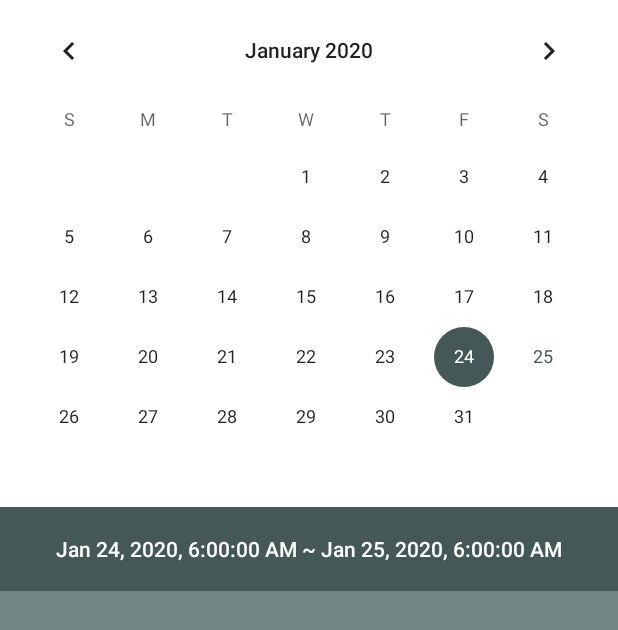
After one commit to Yang-Seungmin/DoItTomorrow, an Android app: the CalendarActivity screen opened directly, with no data from a screen before it, on a phone screen of 412 x 824 dp. The commit adds this screen. Shown: the top 630 px of the screen. Run offline under Robolectric (Android 15) with nearby library versions, the phone set to English and light mode, and no system bars; our stand-ins replace data binding; libraries missing offline, so code that uses them is left out: io.realm; 4 statements that could not run were skipped.

Commit message:
지난 할 일 보기 구현

```diff
--- a/app/src/main/AndroidManifest.xml
+++ b/app/src/main/AndroidManifest.xml
@@ -2,7 +2,7 @@
 <manifest xmlns:android="http://schemas.android.com/apk/res/android"
     package="com.ysmstudio.doittomorrow">
 
-    <uses-permission android:name="android.permission.RECEIVE_BOOT_COMPLETED"/>
+    <uses-permission android:name="android.permission.RECEIVE_BOOT_COMPLETED" />
 
     <application
         android:name=".DoItTomorrow"
@@ -12,6 +12,8 @@
         android:roundIcon="@mipmap/ic_launcher_round"
         android:supportsRtl="true"
         android:theme="@style/AppTheme">
+        <activity android:name=".CalendarActivity"></activity>
+
         <receiver
             android:name=".BootCompleteReceiver"
             android:enabled="true"
--- /dev/null
+++ b/app/src/main/java/com/ysmstudio/doittomorrow/CalendarActivity.java
@@ -0,0 +1,111 @@
+package com.ysmstudio.doittomorrow;
+
+import androidx.annotation.NonNull;
+import androidx.appcompat.app.AppCompatActivity;
+import androidx.databinding.DataBindingUtil;
+import androidx.recyclerview.widget.LinearLayoutManager;
+
+import android.content.SharedPreferences;
+import android.os.Bundle;
+import android.util.Log;
+import android.widget.CalendarView;
+import android.widget.Toast;
+
+import com.ysmstudio.doittomorrow.databinding.ActivityCalendarBinding;
+
+import java.text.SimpleDateFormat;
+import java.util.ArrayList;
+import java.util.Calendar;
+
+import io.realm.Realm;
+import io.realm.RealmChangeListener;
+import io.realm.RealmConfiguration;
+import io.realm.RealmResults;
+
+public class CalendarActivity extends AppCompatActivity {
+
+    private ActivityCalendarBinding binding;
+
+    private SharedPreferences timePreference;
+
+    private Realm todoRealm;
+    private RealmResults<TodoData> todoDataRealmResults;
+
+    private TodoRecyclerViewAdapter adapter;
+
+    @Override
+    protected void onCreate(Bundle savedInstanceState) {
+        super.onCreate(savedInstanceState);
+        binding = DataBindingUtil.setContentView(this, R.layout.activity_calendar);
+        binding.setActivity(this);
+
+        timePreference = getSharedPreferences("pref_time", MODE_PRIVATE);
+
+        binding.calendarView.setOnDateChangeListener(onDateChangeListener);
+
+        initRealm();
+        setRecyclerView();
+
+        Calendar calendar = Calendar.getInstance();
+        calendar.add(Calendar.DAY_OF_MONTH, -1);
+        binding.calendarView.setDate(calendar.getTimeInMillis());
+        onDateChangeListener.onSelectedDayChange(binding.calendarView,
+               calendar.get(Calendar.YEAR), calendar.get(Calendar.MONTH), calendar.get(Calendar.DAY_OF_MONTH));
+    }
+
+    private void initRealm() {
+        RealmConfiguration todoRealmConfiguration = new RealmConfiguration.Builder()
+                .name("todos.realm").build();
+
+        todoRealm = Realm.getInstance(todoRealmConfiguration);
+    }
+
+    private void setRecyclerView() {
+        adapter = new TodoRecyclerViewAdapter();
+        adapter.setList(new ArrayList<TodoData>());
+        binding.recyclerView.setLayoutManager(
+                new LinearLayoutManager(this)
+        );
+        binding.recyclerView.setAdapter(adapter);
+    }
+
+    private void setRecyclerViewItem(long startMillis, long endMillis) {
+        Log.d("startMillis", startMillis + "~" + endMillis);
+        todoDataRealmResults = todoRealm.where(TodoData.class)
+                .greaterThanOrEqualTo("createdDate", startMillis)
+                .lessThanOrEqualTo("createdDate", endMillis)
+                .findAllAsync();
+        todoDataRealmResults.addChangeListener(todoDataRealmChangeListener);
+    }
+
+    CalendarView.OnDateChangeListener onDateChangeListener = new CalendarView.OnDateChangeListener() {
+        @Override
+        public void onSelectedDayChange(@NonNull CalendarView view, int year, int month, int dayOfMonth) {
+            Calendar calendarStart = Calendar.getInstance();
+            Calendar calendarEnd = Calendar.getInstance();
+            calendarStart.set(year, month, dayOfMonth,
+                    timePreference.getInt("reset_hour", 6),
+                    timePreference.getInt("reset_minute", 0),
+                    0);
+            calendarEnd.set(year, month, dayOfMonth,
+                    timePreference.getInt("reset_hour", 6),
+                    timePreference.getInt("reset_minute", 0),
+                    0);
+            calendarEnd.add(Calendar.DAY_OF_MONTH, 1);
+
+            setRecyclerViewItem(calendarStart.getTimeInMillis(), calendarEnd.getTimeInMillis());
+
+            binding.textView.setText(SimpleDateFormat.getDateTimeInstance().format(calendarStart.getTimeInMillis()) +
+                    " ~ " +
+                    SimpleDateFormat.getDateTimeInstance().format(calendarEnd.getTimeInMillis()));
+        }
+    };
+
+    private RealmChangeListener<RealmResults<TodoData>> todoDataRealmChangeListener = new RealmChangeListener<RealmResults<TodoData>>() {
+        @Override
+        public void onChange(RealmResults<TodoData> todoData) {
+            adapter.setList(new ArrayList<>(todoDataRealmResults));
+            adapter.notifyDataSetChanged();
+        }
+    };
+}
--- a/app/src/main/java/com/ysmstudio/doittomorrow/TodoData.java
+++ b/app/src/main/java/com/ysmstudio/doittomorrow/TodoData.java
@@ -60,7 +60,10 @@ public class TodoData extends RealmObject {
     }
 
     public String getCreatedDateString() {
-        Log.d("times_item", SimpleDateFormat.getDateTimeInstance().format(new Date(createdDate)));
+        if(BuildConfig.DEBUG) {
+            Log.d("times_item", SimpleDateFormat.getDateTimeInstance().format(new Date(createdDate)));
+            return String.valueOf(createdDate) + " | " + SimpleDateFormat.getDateTimeInstance().format(createdDate);
+        }
         return SimpleDateFormat.getDateTimeInstance().format(createdDate) + "에 생성됨";
         //return new SimpleDateFormat("a hh:mm").format(new Date(createdDate)) + "에 생성됨";
     }
--- /dev/null
+++ b/app/src/main/res/layout/activity_calendar.xml
@@ -0,0 +1,50 @@
+<?xml version="1.0" encoding="utf-8"?>
+<layout xmlns:android="http://schemas.android.com/apk/res/android"
+    xmlns:app="http://schemas.android.com/apk/res-auto"
+    xmlns:tools="http://schemas.android.com/tools">
+
+    <data>
+        <variable
+            name="activity"
+            type="com.ysmstudio.doittomorrow.CalendarActivity" />
+    </data>
+
+    <androidx.constraintlayout.widget.ConstraintLayout
+        android:id="@+id/container"
+        android:layout_width="match_parent"
+        android:layout_height="match_parent"
+        tools:context=".CalendarActivity">
+
+        <CalendarView
+            android:id="@+id/calendar_view"
+            android:layout_width="match_parent"
+            android:layout_height="wrap_content"
+            app:layout_constraintEnd_toEndOf="parent"
+            app:layout_constraintStart_toStartOf="parent"
+            app:layout_constraintTop_toTopOf="parent" />
+
+        <TextView
+            android:id="@+id/text_view"
+            android:layout_width="match_parent"
+            android:layout_height="56dp"
+            android:background="?attr/colorSecondary"
+            android:textColor="?attr/colorOnSecondary"
+            android:gravity="center"
+            android:textAppearance="@style/TextAppearance.AppCompat.Body2"
+            tools:text="2020. 1. 19 오전 6:00:00 ~ 2020. 1. 20 오전 6:00:00"
+            app:layout_constraintStart_toStartOf="parent"
+            app:layout_constraintEnd_toEndOf="parent"
+            app:layout_constraintTop_toBottomOf="@id/calendar_view" />
+
+        <androidx.recyclerview.widget.RecyclerView
+            android:id="@+id/recycler_view"
+            android:layout_width="0dp"
+            android:layout_height="0dp"
+            android:background="?attr/colorSecondaryVariant"
+            app:layout_constraintTop_toBottomOf="@id/text_view"
+            app:layout_constraintStart_toStartOf="parent"
+            app:layout_constraintEnd_toEndOf="parent"
+            app:layout_constraintBottom_toBottomOf="parent" />
+
+    </androidx.constraintlayout.widget.ConstraintLayout>
+</layout>
--- a/app/src/main/res/layout/activity_main.xml
+++ b/app/src/main/res/layout/activity_main.xml
@@ -46,8 +46,7 @@
             android:tint="?attr/colorOnSecondary"
             android:layout_gravity="center_horizontal|bottom"
             android:layout_marginBottom="16dp"
-            android:onClick="@{activity::onFabClick}"
-            app:layout_behavior="com.google.android.material.behavior.HideBottomViewOnScrollBehavior"/>
+            android:onClick="@{activity::onFabClick}" />
 
     </androidx.coordinatorlayout.widget.CoordinatorLayout>
 </layout>
--- a/app/src/main/res/menu/main.xml
+++ b/app/src/main/res/menu/main.xml
@@ -1,6 +1,11 @@
 <?xml version="1.0" encoding="utf-8"?>
 <menu xmlns:app="http://schemas.android.com/apk/res-auto"
     xmlns:android="http://schemas.android.com/apk/res/android">
+
+    <item
+        android:id="@+id/item_view_prev_todo"
+        android:title="@string/title_activity_calendar"
+        app:showAsAction="never" />
 
     <item
         android:id="@+id/item_settings"
--- /dev/null
+++ b/app/src/main/res/values/attrs.xml
@@ -0,0 +1,6 @@
+<?xml version="1.0" encoding="utf-8"?>
+<resources>
+    <declare-styleable name="SquareCalendarView" >
+        <attr name="fit" format="string" />
+    </declare-styleable>
+</resources>
--- a/app/src/main/res/values/strings.xml
+++ b/app/src/main/res/values/strings.xml
@@ -1,6 +1,5 @@
 <resources>
     <string name="app_name">DoItTomorrow</string>
-
 
 
     <string name="dialog_button_ok">OK</string>
@@ -12,7 +11,9 @@
 
     <string name="str_recycler_view_empty_title">You don\'t have something to do tomorrow</string>
     <string name="str_recycler_view_empty_subtitle">Click + button to create a todo</string>
+
     <string name="title_activity_settings">Settings</string>
+    <string name="title_activity_calendar">View previous todo</string>
 
     <string name="settings_pref_reset_time_title">Reset time</string>
     <string name="settings_pref_reset_time_summary">Reset all todo and notify at %1$s</string>
--- a/build.gradle
+++ b/build.gradle
@@ -6,8 +6,8 @@ buildscript {
         jcenter()
     }
     dependencies {
-        classpath 'com.android.tools.build:gradle:4.0.0-alpha08'
-        classpath "io.realm:realm-gradle-plugin:6.0.2"
+        classpath 'com.android.tools.build:gradle:4.0.0-alpha09'
+        classpath "io.realm:realm-gradle-plugin:6.1.0"
         // NOTE: Do not place your application dependencies here; they belong
         // in the individual module build.gradle files
     }
```
Also changed, not shown: app/src/main/java/com/ysmstudio/doittomorrow/MainActivity.java (+5 -2 lines), app/src/main/java/com/ysmstudio/doittomorrow/SquareCalendarView.java (added, +44 -0 lines), 1 other file.
